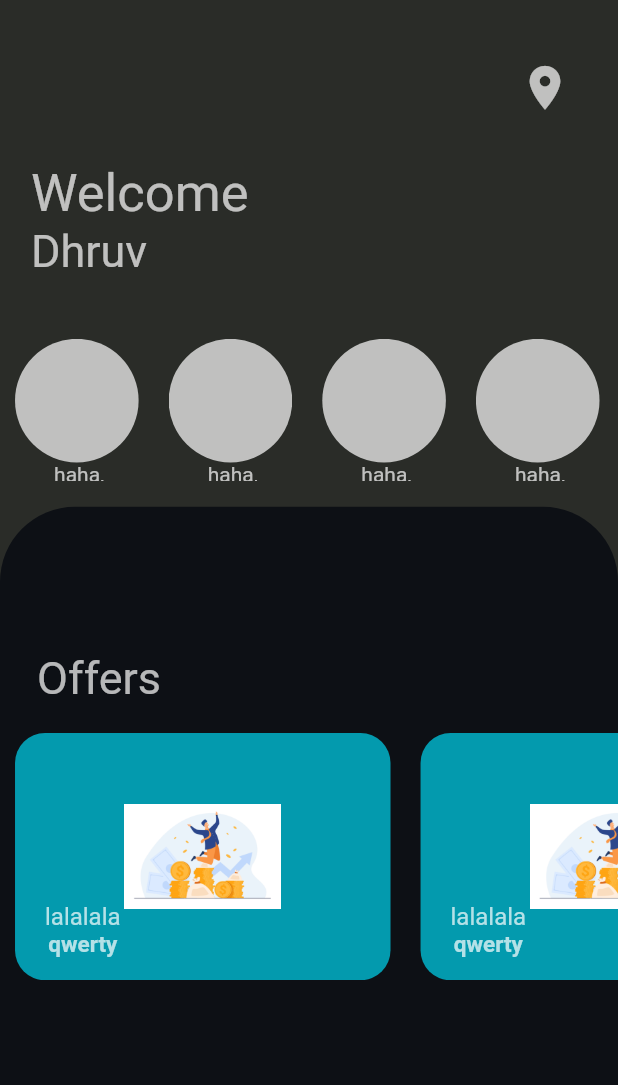
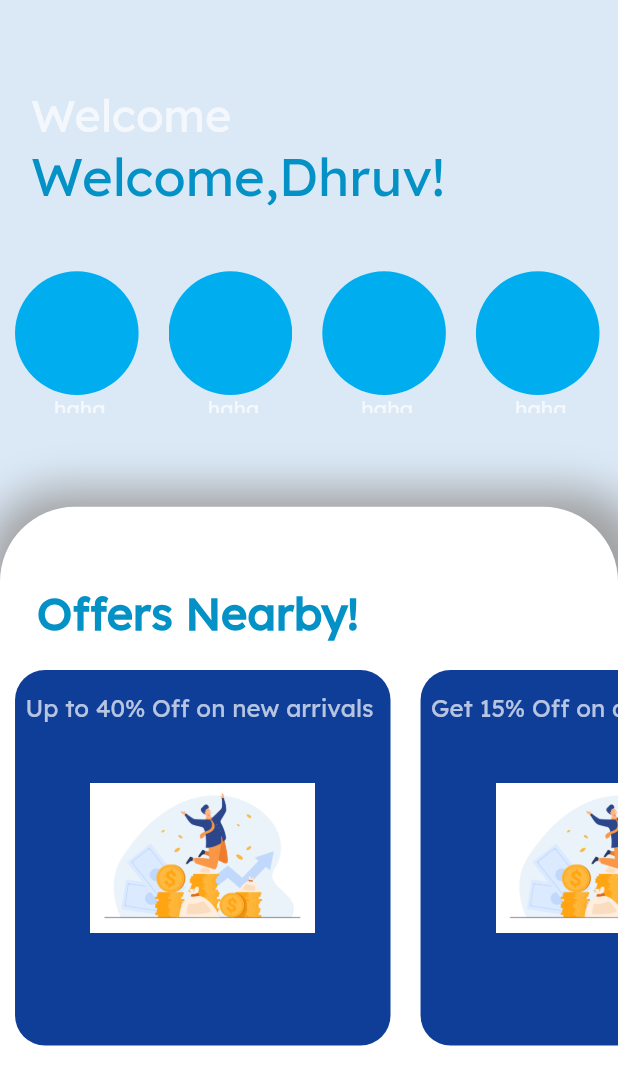
Before and after one commit to deewhy26/MarketFence, a Flutter app: the Dashboard screen opened directly, on a phone screen of 412 x 824 dp. Shown: the top 1085 px of the screen. Run offline on Flutter 3.47's test engine with Material 2 defaults, Android fonts, the phone set to English and light mode, and no system bars; our stand-ins replace lottie; missing offline and left inert: floating_navigation_bar.

Commit message:
changed the ui acc to canva design

```diff
--- a/lib/Screens/dashboard.dart
+++ b/lib/Screens/dashboard.dart
@@ -2,6 +2,7 @@
 import 'package:flutter/material.dart';
 
 import '../models/Offers.dart';
+import 'detail_page.dart';
 
 class Dashboard extends StatefulWidget {
   const Dashboard({Key? key}) : super(key: key);
@@ -30,7 +31,8 @@ class _DashboardState extends State<Dashboard> {
                     child: Container(
                       width: width,
                       height: height*.6,
-                      color: Color(0xff2A2C28),
+                      color:Color(0xffdbe9f7)
+                      //Color(0xff2A2C28),
 
                     )
                 ),
@@ -40,7 +42,19 @@ class _DashboardState extends State<Dashboard> {
                       width: width,
                       height: height*.6,
                       decoration: BoxDecoration(
-                        color: Color(0xff0d1015),
+                        color:Colors.white,
+                        //Color(0xff0d1015),
+                        boxShadow:  [
+                          BoxShadow(
+                            color: Colors.grey,
+                            blurRadius: 25.0, // soften the shadow
+                            spreadRadius: 15.0, //extend the shadow
+                            offset: Offset(
+                              5.0, // Move to right 5  horizontally
+                              5.0, // Move to bottom 5 Vertically
+                            ),
+                          )
+                        ],
                         borderRadius: BorderRadius.only(
                           topRight: Radius.circular(50.0),
                           topLeft: Radius.circular(50.0),
@@ -55,20 +69,18 @@ class _DashboardState extends State<Dashboard> {
                       SizedBox(height:height*.04),
                       Row(children: [
                         SizedBox(width: width*.82,),
-                       IconButton(onPressed: (){},
-                           color: Colors.white70,
-                           iconSize: 35,
-                           icon: Icon(Icons.location_on))
+                       //Image.asset(name),
                        // Text('Welcome',style:TextStyle(color: Colors.white70,fontSize:35))
                       ],),
                       SizedBox(height:height*.03),
                       Row(children: [
                         SizedBox(width: width*.05,),
-                        Text('Welcome',style:TextStyle(color: Colors.white70,fontSize:35))
+
+                        Text('Welcome',style:TextStyle(color: Colors.white70,fontSize:30))
                       ],),
                       Row(children: [
                         SizedBox(width: width*.05,),
-                        Text('Dhruv',style:TextStyle(color: Colors.white70,fontSize:30))
+                        Text('Welcome,Dhruv!',style:TextStyle(color: Color(0xff0391C6),fontSize:35))
                       ],),
                       SizedBox(height:height*.05),
 
@@ -89,9 +101,11 @@ class _DashboardState extends State<Dashboard> {
                                   } ,
                                   child: Padding(
                 padding: EdgeInsets.symmetric(horizontal: width*.0243),
-                child:Stack(
+                child:
+                Stack(
                   children:[ CircleAvatar(
-                    backgroundColor: Colors.white70,
+                    backgroundColor: Color(0xff00AEEF),
+                    //Colors.white70,
                     radius: width*.1,
                   ),
                     Positioned(
@@ -110,60 +124,80 @@ class _DashboardState extends State<Dashboard> {
                       SizedBox(height:height*.1385),
                   Row(children:[
                     SizedBox(width:width*.06),
-                    Text("Offers",style:TextStyle(color: Colors.white70,fontSize: 30))
+                    Text("Offers Nearby!",style:TextStyle(color: Color(0xff0391C6),fontSize: 30,fontWeight: FontWeight.bold))
                   ]),
                       SizedBox(height:height*0.023),
                   Container(
                   //color: Colors.orange,
-                  height: height*.2,
+                  height: width*0.6076,
+                  //height*.2,
                   child: ListView.builder(
                       itemCount: offerList.length,
                       scrollDirection: Axis.horizontal,
                       itemBuilder:(BuildContext context,int index){
                         return GestureDetector(
                           onTap:(){
-                            //Navigator.push(context,PageTransition(child: DetailPage(plantId: _plantList[index].plantId,), type: PageTransitionType.bottomToTop));
+                            Navigator.push(
+                                context,
+                                MaterialPageRoute(builder: (context) => DetailPage(offerId: offerList[index].offerId,)));
+                            //Navigator.push(context,PageTransition(child: DetailPage(plantId: offerList[index].plantId,), type: PageTransitionType.bottomToTop));
                           },
                           child: Container(
                             width: width*0.6076,
                             // height: height*.4,
                             margin: EdgeInsets.symmetric(horizontal: width*0.0243),
                             decoration: BoxDecoration(
-                              color: Colors.cyan.withOpacity(.8),
+                              color: Color(0xff0F3E99),
+                              //Colors.cyan.withOpacity(.8),
                               borderRadius: BorderRadius.circular(width*0.0486),
                             ),
                             child:
                             Stack(
                               children: [
+                                // Positioned(
+                                //   top:10,
+                                //   right:20,
+                                //   child: Container(
+                                //     height: 50,
+                                //     width: 50,
+                                //     child: IconButton(
+                                //       onPressed:(){
+                                //         bool isFavorated =!Offer.offerList[index].isFavorated;
+                                //         offerList[index].isFavorated=isFavorated;
+                                //       },
+                                //       icon:Icon(Offer.offerList[index].isFavorated==true
+                                //           ? Icons.favorite : Icons.favorite_border, color: Color(0xff0F3E99),),
+                                //       color: Colors.white70,
+                                //       iconSize: 30,
+                                //     ),
+                                //     decoration: BoxDecoration(
+                                //       color:Colors.white,
+                                //       borderRadius: BorderRadius.circular(50),
+                                //
+                                //     ),
+                                //   ),
+                                // ),
                                 Positioned(
                                   left: width*0.122,
                                   right:width*0.122 ,
                                   top: height*0.0577,
                                   bottom: height*0.0577,
-                                  child: Image.asset('assets/demo_pic.jpg'),),
+                                  child: Image.asset(offerList[index].imageURL),),
                                 Positioned(
-                                  bottom: 15,
-                                  left: 20,
+                                  top: 15,
+                                  left:7,
+                                  //right: 20,
                                   child: Column(
                                   children: [
                                     Text(
-                    "lalalala",
-                    //_plantList[index].category,
+                                      //"ll",
+                                      offerList[index].title,
                                       style:const TextStyle(
                                         color:Colors.white70,
                                         fontSize:16,
 
                                     ),
                                   ),
-                  Text(
-                    "qwerty",
-                    //_plantList[index].plantName,
-                    style:  const TextStyle(
-                      color:Colors.white70,
-                      fontSize: 15,
-                      fontWeight: FontWeight.bold,
-                    ),),
-
                                   ],
                                   ),),
 
@@ -178,25 +212,8 @@ class _DashboardState extends State<Dashboard> {
                   ),
 
                 ),
-
-
-
-
-
-
                     ],
                   ),
-
-
-
-
-
-
-
-
-
-
-
 
 
               ],
--- a/lib/main.dart
+++ b/lib/main.dart
@@ -14,6 +14,7 @@ class MyApp extends StatelessWidget {
   Widget build(BuildContext context) {
     return MaterialApp(
       theme: ThemeData(
+        fontFamily: "Lexend_Deca",
         primarySwatch: Colors.blue,
       ),
       home: LoginPage(),
--- a/lib/models/Offers.dart
+++ b/lib/models/Offers.dart
@@ -3,31 +3,56 @@
 class Offer {
   final int offerId;
   final String name;
-  final String experience;
-  final String clinic;
-  final String speciality;
   final String imageURL;
+  final String desc;
+  final String title;
+  final double lat;
+  final double long;
+  final int like_count;
+  final String brand_logo;
+  bool isFavorated=false;
 
   Offer({
     this.offerId = 0,
-    this.speciality = "",
-    this.name = "",
-    this.experience = "0 yrs",
-    this.clinic = "",
-    this.imageURL = "",
+    this.name = "q",
+    this.imageURL = 'assets/demo_pic.jpg',
+    this.desc="q",
+    this.title="q",
+    this.lat=0,
+    this.long=0,
+    this.like_count=0,
+    this.brand_logo="q",
+    required this.isFavorated
+
   });
 
   static List <Offer> offerList =
   [
     Offer(
       offerId: 0,
+      name:"Nike",
+      imageURL: "assets/demo_pic.jpg",
+      desc: "Attention, all sneakerheads and athleisure enthusiasts! Get ready to elevate your fashion game with Nike's latest collection of new arrivals. And the best part? You can now avail an amazing discount of 40% off on all new arrivals from Nike! So, what are you waiting for? Head over to the Nike website or your nearest Nike store to explore the latest collection of new arrivals and take advantage of the amazing 40% off discount offer. Don't miss out on this incredible deal to get your hands on the latest Nike products at a fraction of the price. Hurry, this offer won't last forever!",
+      title: "Up to 40% Off on new arrivals",
+        isFavorated:false
     ),
     Offer(
       offerId: 1,
+      name:"Apple",
+      imageURL: "assets/demo_pic.jpg",
+      desc: "Are you looking to upgrade your gadgets with the latest Apple products? Now is the perfect time to do so, as you can avail an amazing discount of 12% off on all Apple products! Don't miss out on this amazing offer and take advantage of the discount while it lasts. Keep in mind that deals and promotions are subject to change and may not be available in all regions, so be sure to check with Apple or authorized resellers for the latest offers.",
+      title: "Get 15% Off on all products",
+        isFavorated:false
     ),
     Offer(
       offerId: 2,
-    )
+      name:"Belgian Waffle Co.",
+      imageURL: "assets/demo_pic.jpg",
+      desc: "If you're a fan of delicious waffles, you won't want to miss this amazing deal from the Belgian Waffle Co.! For a limited time, you can get a discount of Rs. 100 off your bill when you visit any of their participating locations.This is a great opportunity to indulge in some mouth-watering waffles without breaking the bank. Whether you prefer classic waffles with butter and syrup, or more adventurous options like Nutella and fruit, the Belgian Waffle Co. has something for everyone.To avail this offer, simply visit a participating Belgian Waffle Co. location and make a purchase of Rs. 500 or more. You'll receive an instant discount of Rs. 100 off your bill, making your waffle experience even sweeter.",
+      title: "Get Rs. 100 off on your bill",
+        isFavorated:false
+    ),
+
 
   ];
   // factory Offer.fromJson(Map<String, dynamic>json)
```
Also changed, not shown: lib/Screens/detail_page.dart (added, +155 -0 lines), lib/Screens/root_page.dart (+8 -4 lines), lib/models/Categories.dart (added, +47 -0 lines), pubspec.yaml (+5 -4 lines), fonts/LexendDeca-Light.ttf (added), fonts/LexendDeca-Regular.ttf (added). Lines whose indentation alone changed are shown as unchanged.
